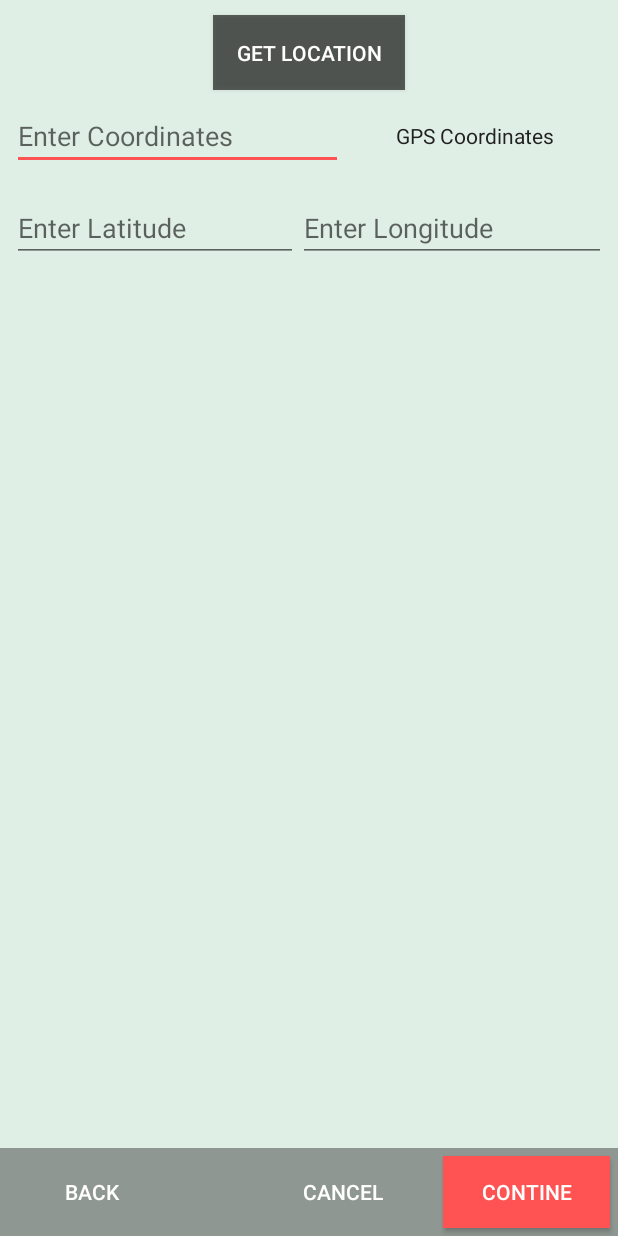
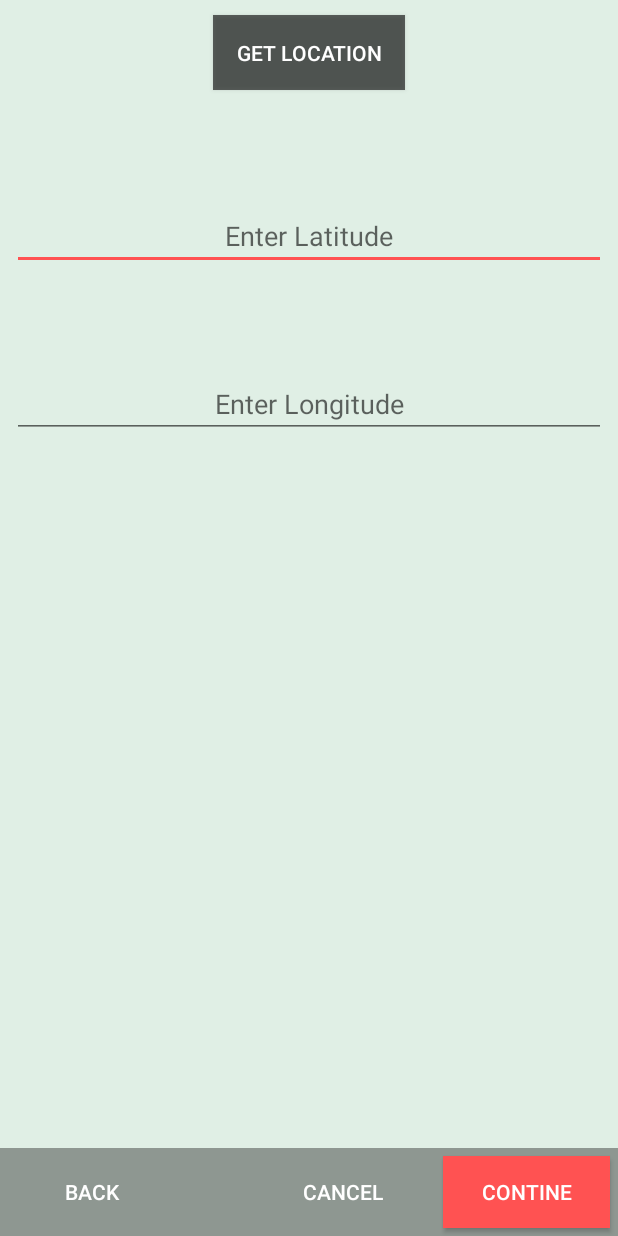
Before and after one commit to Chinese-Dragon/Wildlife-Collector, an Android app: the fragment CollectionLocation shown on its own in the app's theme, on a phone screen of 412 x 824 dp. Run offline under Robolectric (Android 15) with nearby library versions, the phone set to English and light mode, and no system bars.

Commit message:
Location UI Changes

```diff
--- a/CodeBase/wildlife/app/src/main/java/edu/drury/mcs/wildlife/Fragment/CollectionLocation.java
+++ b/CodeBase/wildlife/app/src/main/java/edu/drury/mcs/wildlife/Fragment/CollectionLocation.java
@@ -63,7 +63,6 @@ public class CollectionLocation extends Fragment implements View.OnClickListener
         cancel = (Button) layout.findViewById(R.id.cancel);
         next = (Button) layout.findViewById(R.id.next);
         getLocation = (Button) layout.findViewById(R.id.getLocation);
-        coordinates = (EditText) layout.findViewById(R.id.coordinates);
         latitude = (EditText) layout.findViewById(R.id.latitude);
         longitude = (EditText) layout.findViewById(R.id.longitude);
 
--- a/CodeBase/wildlife/app/src/main/res/layout/collection_location_fragment.xml
+++ b/CodeBase/wildlife/app/src/main/res/layout/collection_location_fragment.xml
@@ -19,53 +19,43 @@
         android:textColor="@color/colorText"
         android:layout_centerHorizontal="true"/>
 
-    <LinearLayout
-        android:id="@+id/entercoordinates"
+    <Space
+        android:id="@+id/space1"
         android:layout_width="match_parent"
-        android:layout_height="wrap_content"
-        android:orientation="horizontal"
-        android:weightSum="2"
-        android:layout_margin="8dp"
-        android:layout_below="@id/getLocation">
-
-        <EditText
-            android:id="@+id/coordinates"
-            android:layout_width="wrap_content"
-            android:layout_height="match_parent"
-            android:layout_weight="1"
-            android:hint="Enter Coordinates"/>
-
-        <TextView
-            android:layout_width="wrap_content"
-            android:layout_height="match_parent"
-            android:text="GPS Coordinates"
-            android:layout_weight="1"
-            android:gravity="center"
-            android:textColor="@color/colorPrimaryText"/>
-
-    </LinearLayout>
+        android:layout_height="100px"
+        android:layout_weight="1"
+        android:layout_below="@id/getLocation"/>
 
     <LinearLayout
         android:layout_width="match_parent"
         android:layout_height="wrap_content"
-        android:orientation="horizontal"
+        android:orientation="vertical"
         android:weightSum="2"
         android:layout_margin="8dp"
-        android:layout_below="@id/entercoordinates">
+        android:layout_below="@id/space1">
 
         <EditText
             android:id="@+id/latitude"
-            android:layout_width="wrap_content"
+            android:layout_width="match_parent"
             android:layout_height="match_parent"
             android:layout_weight="1"
-            android:hint="Enter Latitude"/>
+            android:hint="Enter Latitude"
+            android:textAlignment="center"/>
+
+        <Space
+            android:id="@+id/space2"
+            android:layout_width="match_parent"
+            android:layout_height="100px"
+            android:layout_weight="1"
+            android:layout_below="@id/latitude"/>
 
         <EditText
             android:id="@+id/longitude"
-            android:layout_width="wrap_content"
+            android:layout_width="match_parent"
             android:layout_height="match_parent"
             android:layout_weight="1"
-            android:hint="Enter Longitude"/>
+            android:hint="Enter Longitude"
+            android:textAlignment="center"/>
 
     </LinearLayout>
 
```
